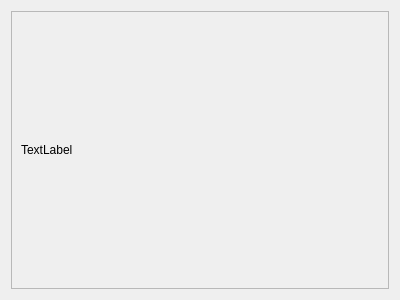
First picture: the form in ui/helpdialog.ui, repository iamOgunyinka/octo-broccoli, before the edit.
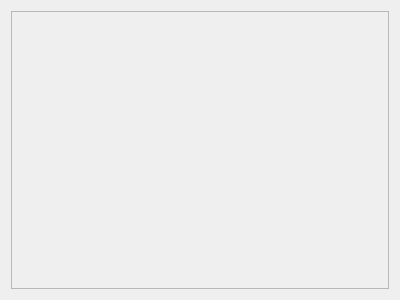
Second picture: the form after the edit.

Diff of the .ui file:
```diff
--- a/ui/helpdialog.ui
+++ b/ui/helpdialog.ui
@@ -32,7 +32,7 @@
        <item row="0" column="0">
         <widget class="QLabel" name="label">
          <property name="text">
-          <string>TextLabel</string>
+          <string/>
          </property>
         </widget>
        </item>
```
